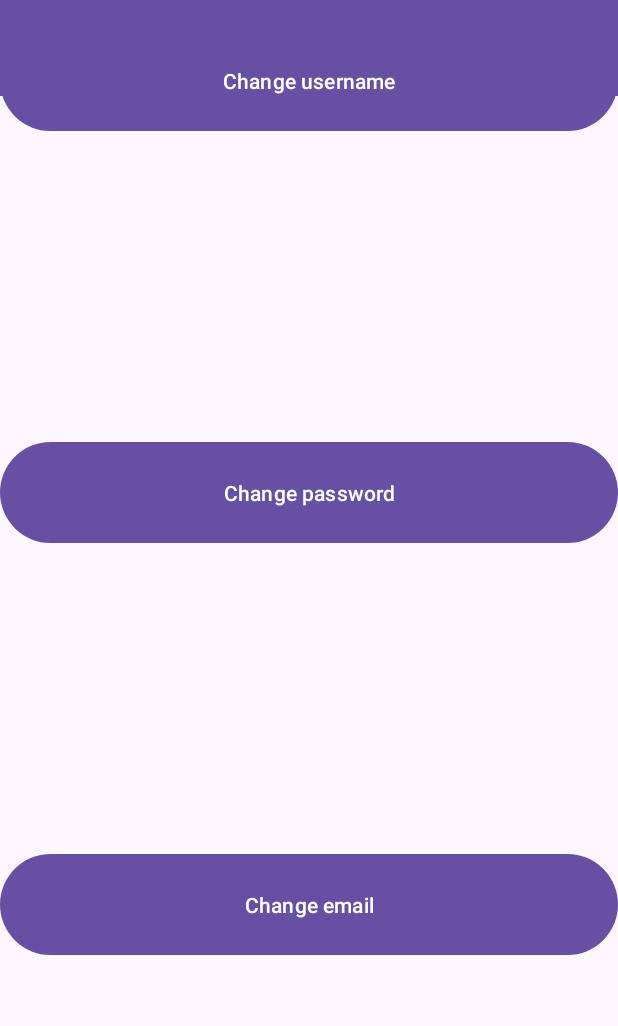
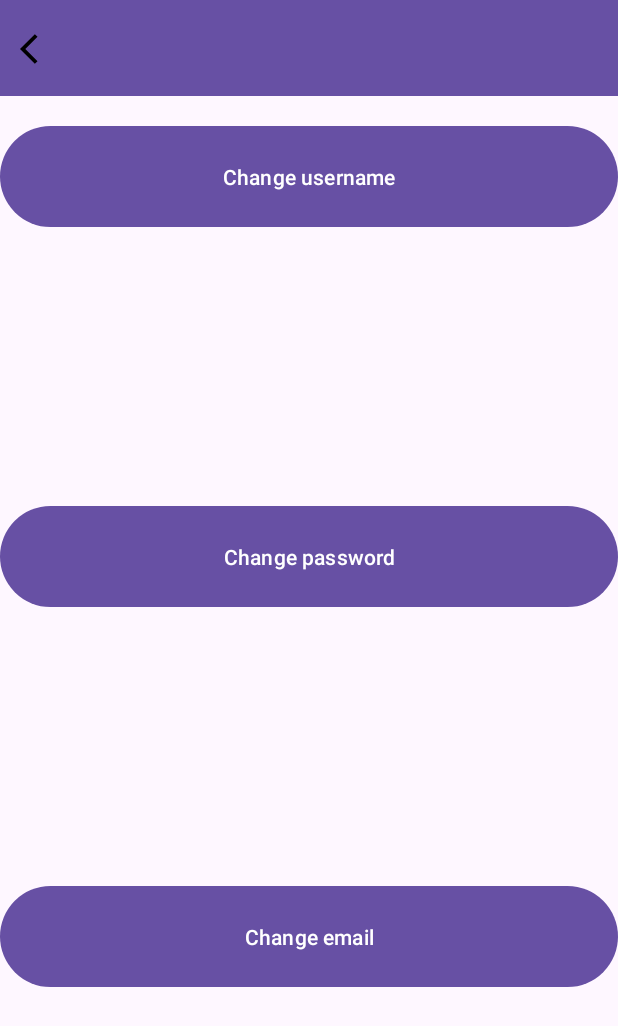
Before and after one commit to MarkHarrison03/CS4084Project, an Android app: the ProfileActivity screen opened directly, with no data from a screen before it, on a phone screen of 412 x 824 dp. Shown: the top 1026 px of the screen. Run offline under Robolectric (Android 15) with nearby library versions, the phone set to English and light mode, and no system bars.

Commit message:
Added a back button to profile activity

```diff
--- a/app/src/main/java/com/example/reminderapp/ProfileActivity.java
+++ b/app/src/main/java/com/example/reminderapp/ProfileActivity.java
@@ -1,9 +1,12 @@
 package com.example.reminderapp;
 import androidx.appcompat.app.AppCompatActivity;
 import androidx.core.app.ActivityCompat;
+
+import android.content.Intent;
 import android.os.Bundle;
 import android.view.View;
 import android.widget.Button;
+import android.widget.ImageButton;
 
 public class ProfileActivity extends AppCompatActivity {
     @Override
@@ -14,6 +17,7 @@ public class ProfileActivity extends AppCompatActivity {
         Button changeUsernameButton = findViewById(R.id.changeUsernameButton);
         Button changePasswordButton = findViewById(R.id.changePasswordButton);
         Button changeEmailButton = findViewById(R.id.changeEmailButton);
+        ImageButton backButton = findViewById(R.id.backButton);
         changeUsernameButton.setOnClickListener(new View.OnClickListener() {
             @Override
             public void onClick(View v) {
@@ -33,11 +37,20 @@ public class ProfileActivity extends AppCompatActivity {
         changeEmailButton.setOnClickListener(new View.OnClickListener() {
             @Override
             public void onClick(View v) {
-                // Call the method to change the email
+
                 changeEmail();
             }
         });
 
+        backButton.setOnClickListener(new View.OnClickListener() {
+            @Override
+            public void onClick(View v) {
+                backButton();
+            }
+        });
+
+
+    }
 /*
 ChatGpt for firebase stuff, i have no idea
 private void changeUsername(String newUsername) {
@@ -62,16 +75,22 @@ private void changeUsername(String newUsername) {
                 });
 
  */
-    }
 
 
     private void changeUsername() {
 
     }
+
     private void changePassword() {
 
     }
+
     private void changeEmail() {
 
     }
+
+    private void backButton() {
+        Intent mainIntent = new Intent(ProfileActivity.this , MainActivity.class);
+        startActivity(mainIntent);
+    }
 }
--- /dev/null
+++ b/app/src/main/res/drawable/back.xml
@@ -0,0 +1,5 @@
+<vector android:autoMirrored="true" android:height="24dp"
+    android:tint="#000000" android:viewportHeight="24"
+    android:viewportWidth="24" android:width="24dp" xmlns:android="http://schemas.android.com/apk/res/android">
+    <path android:fillColor="@android:color/white" android:pathData="M11.67,3.87L9.9,2.1 0,12l9.9,9.9 1.77,-1.77L3.54,12z"/>
+</vector>
--- a/app/src/main/res/layout/activity_profile.xml
+++ b/app/src/main/res/layout/activity_profile.xml
@@ -20,8 +20,8 @@
         android:layout_width="match_parent"
         android:layout_height="75dp"
         android:text="Change username"
-        app:layout_constraintTop_toTopOf="parent"
-        app:layout_constraintStart_toStartOf="parent"
+        app:layout_constraintTop_toBottomOf="@+id/toolbar"
+        app:layout_constraintStart_toEndOf="@+id/toolbar"
         app:layout_constraintEnd_toEndOf="parent"
         android:layout_marginTop="16dp"/>
 
@@ -47,4 +47,16 @@
         app:layout_constraintBottom_toBottomOf="parent"
         android:layout_marginTop="16dp"/>
 
+    <ImageButton
+        android:id="@+id/backButton"
+        android:layout_width="50dp"
+        android:layout_height="50dp"
+        android:src="@drawable/back"
+        android:background="@android:color/transparent"
+        app:layout_constraintStart_toStartOf="parent"
+        app:layout_constraintTop_toTopOf="@id/toolbar"
+        app:layout_constraintBottom_toBottomOf="@id/toolbar"
+        android:contentDescription="Back Button" />
+
+
 </androidx.constraintlayout.widget.ConstraintLayout>
```
